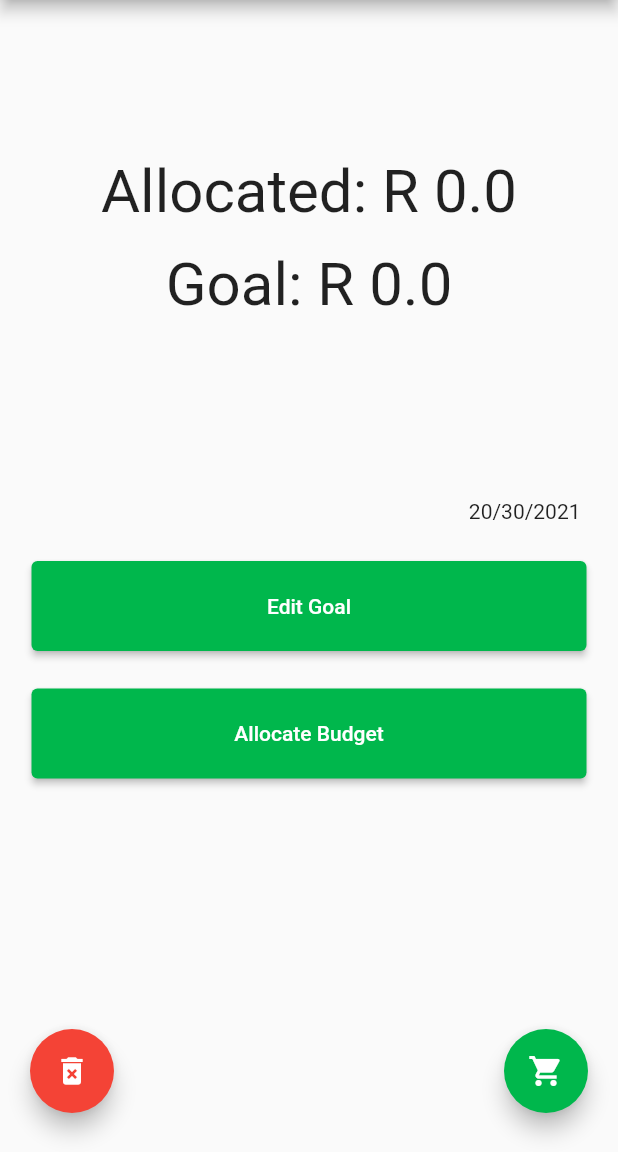
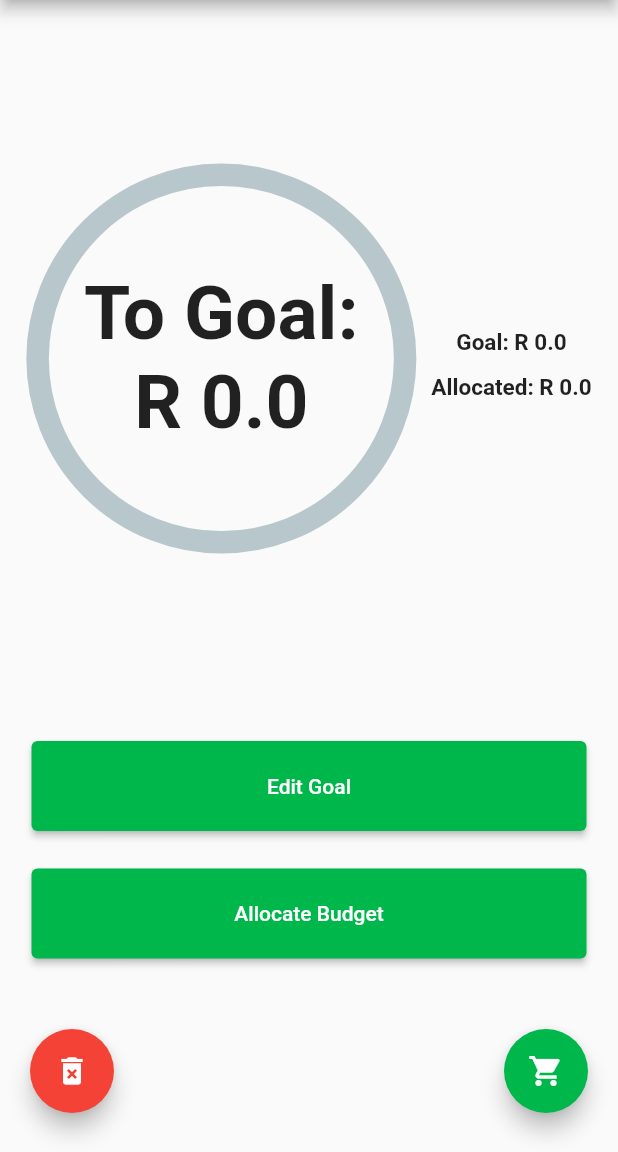
Before and after one commit to paintingcameron/EasyBudget, a Flutter app: the ProjectPage screen opened directly with empty values, on a phone screen of 412 x 824 dp, the part 84-1236 px from its top. Run offline on Flutter 3.47's test engine with Material 2 defaults, Android fonts, the light colour scheme and no system bars; drawn by our look-alikes of percent_indicator; our stand-ins replace fluttertoast, hive, permission_handler; missing offline and left inert: restart_app; accounts and stored records are empty; statements that could not run were skipped.

Commit message:
Circular percentage goal indicator added to project page

```diff
--- a/lib/pages/projectPage.dart
+++ b/lib/pages/projectPage.dart
@@ -1,11 +1,13 @@
 
 import 'package:easybudget/exceptions/apiExceptions.dart';
 import 'package:easybudget/globals.dart';
+import 'package:easybudget/main.dart';
 import 'package:easybudget/models/project.dart';
 import 'package:easybudget/widgets/easyInputs.dart';
 import 'package:flutter/cupertino.dart';
 import 'package:flutter/material.dart';
 import 'package:intl/intl.dart';
+import 'package:percent_indicator/circular_percent_indicator.dart';
 
 enum button_options {
   edit_goal,
@@ -39,29 +41,64 @@ class _ProjectPageState extends State<ProjectPage> {
           crossAxisAlignment: CrossAxisAlignment.center,
           children: [
             Padding(
-              padding: const EdgeInsets.only(top: 30, bottom: 15),
+              padding: const EdgeInsets.only(top: 30, bottom: 20),
               child: Text(
                 '${project.name}',
                 style: TextStyle(
                   fontWeight: FontWeight.bold,
+                  decoration: TextDecoration.underline,
                   fontSize: (project.name.length >= 15) ? 40 : 50,
                 ),
               ),
             ),
-            Text(
-              'Allocated: $currency ${project.allocated}',
+            Row (
+              mainAxisAlignment: MainAxisAlignment.center,
+              children: [
+                CircularPercentIndicator(
+                  radius: 260,
+                  lineWidth: 15,
+                  percent: project.allocated/project.goal,
+                  center: Text(
+                    'To Goal:\n$currency ${project.goal-project.allocated}',
+                    textAlign: TextAlign.center,
                     style: TextStyle(
-                fontSize: 40,
+                      fontSize: 50,
+                      fontWeight: FontWeight.bold,
                     ),
                   ),
-            SizedBox(height: 15,),
+                  progressColor: Color(moneyGreen),
+                  circularStrokeCap: CircularStrokeCap.round,
+                  // progressColor: Color(0xFFFFDF00),
+                ),
+                Column(
+                  mainAxisAlignment: MainAxisAlignment.spaceAround,
+                  children: [
+                    Align(
+                      alignment: Alignment.centerLeft,
+                      child: Padding(
+                        padding: const EdgeInsets.only(left: 10.0),
+                        child:
                           Text(
-              'Goal: $currency ${project.goal}',
+                            'Goal: $currency ${project.goal}\n'
+                            'Allocated: $currency ${project.allocated}',
+                            textAlign: TextAlign.center,
                             style: TextStyle(
-                fontSize: 40,
+                              height: 2,
+                              fontSize: 15,
+                              fontWeight: FontWeight.bold,
                             ),
                         ),
-            SizedBox(height: 20,),
+                      ),
+                    ),
+                    // Container(
+                    //   padding: EdgeInsets.only(right:25),
+                    //   alignment: Alignment.centerRight,
+                    //   child: Text('${DateFormat('dd/mm/yyyy').format(project.date_created)}'),
+                    // ),
+                  ],
+                ),
+              ],
+            ),
             Container(
               width: 370,
               height: 100,
@@ -73,15 +110,7 @@ class _ProjectPageState extends State<ProjectPage> {
                 ),
               ),
             ),
-            Container(
-              padding: EdgeInsets.only(right:25),
-              alignment: Alignment.centerRight,
-              child: Text('${DateFormat('dd/mm/yyyy').format(project.date_created)}'),
-            ),
-            Container(
-              height: 300,
-              child: buttonsColumn(context)
-            ),
+            buttonsColumn(context),
           ],
         ),
       ),
```
Lines whose indentation alone changed are shown as unchanged.
